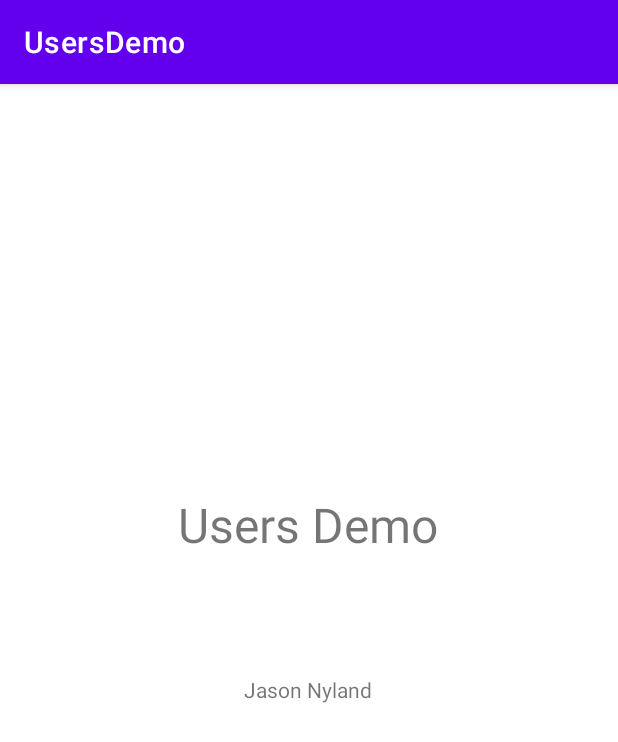
After one commit to jasonnyland/UsersDemo, an Android app: the SplashActivity screen opened directly, with no data from a screen before it, on a phone screen of 412 x 824 dp. The commit adds this screen. Shown: the top 742 px of the screen. Run offline under Robolectric (Android 15) with nearby library versions, the phone set to English and light mode, and no system bars; our stand-ins replace Firebase (no records; nobody signed in at launch, a user with empty details on screens opened directly).

Commit message:
add splash screen to handle auto login

```diff
--- /dev/null
+++ b/app/src/main/java/com/example/usersdemo/SplashActivity.java
@@ -0,0 +1,64 @@
+package com.example.usersdemo;
+
+import androidx.annotation.NonNull;
+import androidx.appcompat.app.AppCompatActivity;
+
+import android.content.Intent;
+import android.content.SharedPreferences;
+import android.os.Bundle;
+import android.util.Log;
+import android.widget.Toast;
+
+import com.google.android.gms.tasks.OnCompleteListener;
+import com.google.android.gms.tasks.Task;
+import com.google.firebase.auth.AuthResult;
+import com.google.firebase.auth.FirebaseAuth;
+import com.google.firebase.auth.FirebaseUser;
+
+public class SplashActivity extends AppCompatActivity {
+
+    private FirebaseAuth mAuth;
+
+    @Override
+    protected void onCreate(Bundle savedInstanceState) {
+        super.onCreate(savedInstanceState);
+        setContentView(R.layout.activity_splash);
+
+        mAuth = FirebaseAuth.getInstance();
+
+        SharedPreferences sp = this.getSharedPreferences("Login", MODE_PRIVATE);
+        String email = sp.getString("Email", null);
+        String pass = sp.getString("Pass", null);
+        if (email != null && pass != null) {
+            signIn(email, pass);
+        } else {
+            goToLogin();
+        }
+    }
+
+    private void signIn(String email, String password) {
+        mAuth.signInWithEmailAndPassword(email, password)
+                .addOnCompleteListener(this, new OnCompleteListener<AuthResult>() {
+                    @Override
+                    public void onComplete(@NonNull Task<AuthResult> task) {
+                        if (task.isSuccessful()) {
+                            // Sign in success, update UI with the signed-in user's information
+                            FirebaseUser user = mAuth.getCurrentUser();
+                            Toast.makeText(SplashActivity.this, "Authentication succeded.",
+                                    Toast.LENGTH_SHORT).show();
+                            Intent intent = new Intent(SplashActivity.this, UserListActivity.class);
+                            startActivity(intent);
+                            //updateUI(user);
+                        } else {
+                            // If sign in fails, display a message to the user.
+                            goToLogin();
+                        }
+                    }
+                });
+    }
+
+    private void goToLogin() {
+        Intent intent = new Intent(SplashActivity.this, LoginActivity.class);
+        startActivity(intent);
+    }
+}
--- a/app/src/main/res/layout/activity_main.xml
+++ b/app/src/main/res/layout/activity_main.xml
@@ -4,7 +4,7 @@
     xmlns:tools="http://schemas.android.com/tools"
     android:layout_width="match_parent"
     android:layout_height="match_parent"
-    tools:context=".MainActivity">
+    tools:context=".LoginActivity">
 
     <EditText
         android:id="@+id/loginPassword"
--- /dev/null
+++ b/app/src/main/res/layout/activity_splash.xml
@@ -0,0 +1,33 @@
+<?xml version="1.0" encoding="utf-8"?>
+<androidx.constraintlayout.widget.ConstraintLayout xmlns:android="http://schemas.android.com/apk/res/android"
+    xmlns:app="http://schemas.android.com/apk/res-auto"
+    xmlns:tools="http://schemas.android.com/tools"
+    android:layout_width="match_parent"
+    android:layout_height="match_parent"
+    tools:context=".SplashActivity">
+
+    <TextView
+        android:id="@+id/splashTitle"
+        android:layout_width="wrap_content"
+        android:layout_height="wrap_content"
+        android:text="Users Demo"
+        android:textSize="32sp"
+        app:layout_constraintBottom_toBottomOf="parent"
+        app:layout_constraintEnd_toEndOf="parent"
+        app:layout_constraintHorizontal_bias="0.497"
+        app:layout_constraintStart_toStartOf="parent"
+        app:layout_constraintTop_toTopOf="parent"
+        app:layout_constraintVertical_bias="0.375" />
+
+    <TextView
+        android:id="@+id/splashSubtitle"
+        android:layout_width="wrap_content"
+        android:layout_height="wrap_content"
+        android:text="Jason Nyland"
+        app:layout_constraintBottom_toBottomOf="parent"
+        app:layout_constraintEnd_toEndOf="parent"
+        app:layout_constraintHorizontal_bias="0.498"
+        app:layout_constraintStart_toStartOf="parent"
+        app:layout_constraintTop_toBottomOf="@+id/splashTitle"
+        app:layout_constraintVertical_bias="0.182" />
+</androidx.constraintlayout.widget.ConstraintLayout>
```
Also changed, not shown: app/src/main/AndroidManifest.xml (+10 -7 lines), app/src/main/java/com/example/usersdemo/LoginActivity.java (renamed from app/src/main/java/com/example/usersdemo/MainActivity.java, +29 -6 lines).
